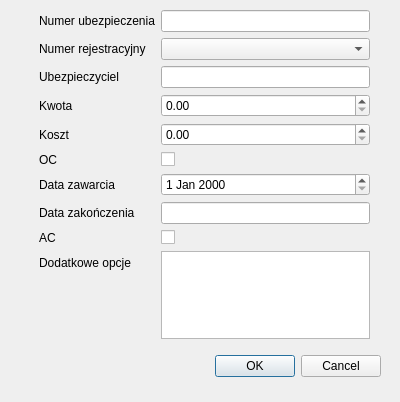
The window that Dialogi/dodajubezpieczenie.ui (margap1998/Bazy-danych-taxi) describes before a commit, drawn with Qt 5.
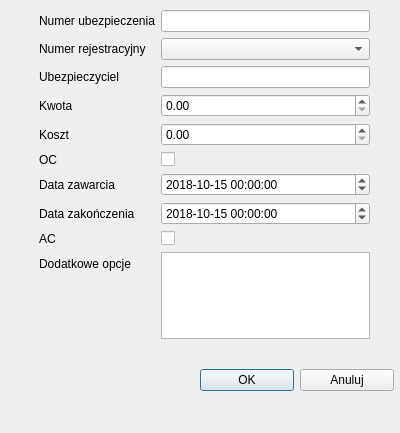
The same window after the commit.

```diff
--- a/Dialogi/dodajubezpieczenie.ui
+++ b/Dialogi/dodajubezpieczenie.ui
@@ -7,28 +7,12 @@
     <x>0</x>
     <y>0</y>
     <width>400</width>
-    <height>402</height>
+    <height>433</height>
    </rect>
   </property>
   <property name="windowTitle">
    <string>Dialog</string>
   </property>
-  <widget class="QDialogButtonBox" name="buttonBox">
-   <property name="geometry">
-    <rect>
-     <x>40</x>
-     <y>350</y>
-     <width>341</width>
-     <height>32</height>
-    </rect>
-   </property>
-   <property name="orientation">
-    <enum>Qt::Horizontal</enum>
-   </property>
-   <property name="standardButtons">
-    <set>QDialogButtonBox::Cancel|QDialogButtonBox::Ok</set>
-   </property>
-  </widget>
   <widget class="QWidget" name="formLayoutWidget">
    <property name="geometry">
     <rect>
@@ -107,7 +91,18 @@
      </widget>
     </item>
     <item row="6" column="1">
-     <widget class="QDateEdit" name="dataZawarciaDateEdit"/>
+     <widget class="QDateEdit" name="dataZawarciaDateEdit">
+      <property name="displayFormat">
+       <string>yyyy-MM-dd hh:mm:ss</string>
+      </property>
+      <property name="date">
+       <date>
+        <year>2018</year>
+        <month>10</month>
+        <day>15</day>
+       </date>
+      </property>
+     </widget>
     </item>
     <item row="7" column="0">
      <widget class="QLabel" name="dataZakoCzeniaLabel">
@@ -116,9 +111,6 @@
       </property>
      </widget>
     </item>
-    <item row="7" column="1">
-     <widget class="QLineEdit" name="dataZakoCzeniaLineEdit"/>
-    </item>
     <item row="8" column="0">
      <widget class="QLabel" name="aCLabel">
       <property name="text">
@@ -139,6 +131,46 @@
     <item row="9" column="1">
      <widget class="QPlainTextEdit" name="dodatkoweOpcjeTextEdit"/>
     </item>
+    <item row="7" column="1">
+     <widget class="QDateEdit" name="dataZakonczeniaDateEdit">
+      <property name="displayFormat">
+       <string>yyyy-MM-dd hh:mm:ss</string>
+      </property>
+      <property name="date">
+       <date>
+        <year>2018</year>
+        <month>10</month>
+        <day>15</day>
+       </date>
+      </property>
+     </widget>
+    </item>
+   </layout>
+  </widget>
+  <widget class="QWidget" name="horizontalLayoutWidget">
+   <property name="geometry">
+    <rect>
+     <x>200</x>
+     <y>340</y>
+     <width>194</width>
+     <height>80</height>
+    </rect>
+   </property>
+   <layout class="QHBoxLayout" name="horizontalLayout">
+    <item>
+     <widget class="QPushButton" name="Ok">
+      <property name="text">
+       <string>OK</string>
+      </property>
+     </widget>
+    </item>
+    <item>
+     <widget class="QPushButton" name="anuluj">
+      <property name="text">
+       <string>Anuluj</string>
+      </property>
+     </widget>
+    </item>
    </layout>
   </widget>
  </widget>
```
Left out of the diff: 35 changed lines with no effect on the pictures.
